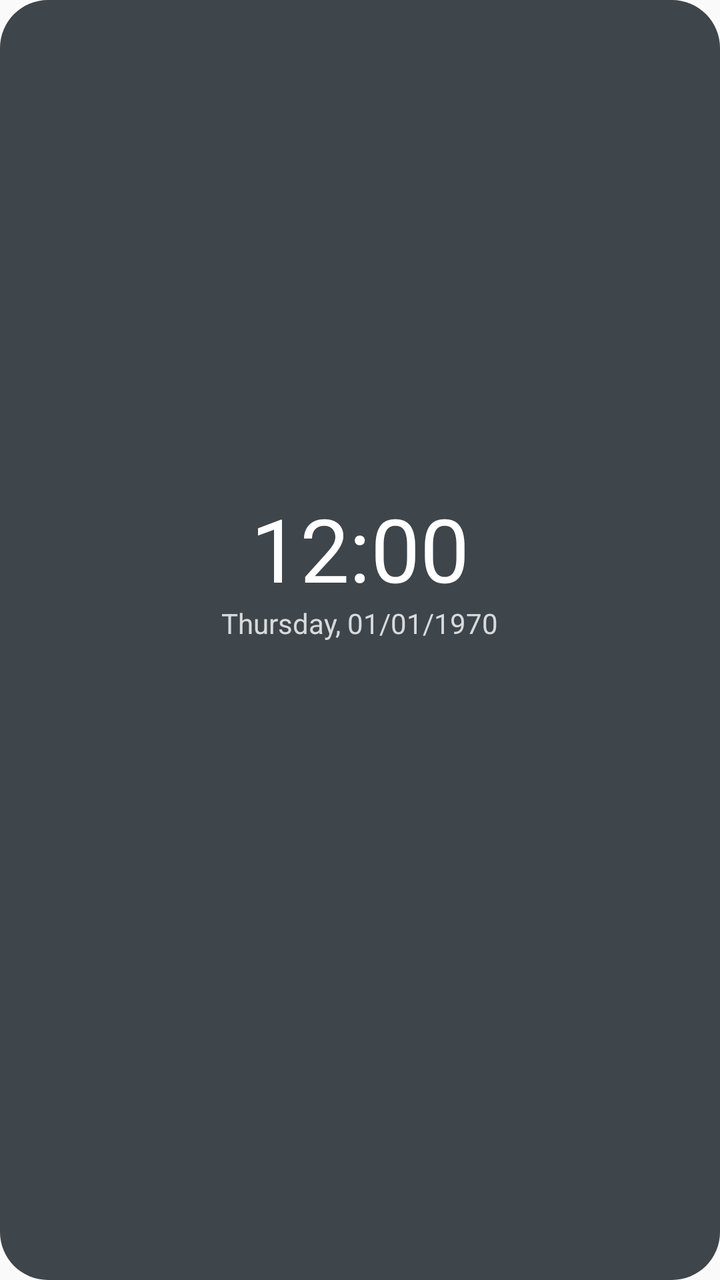
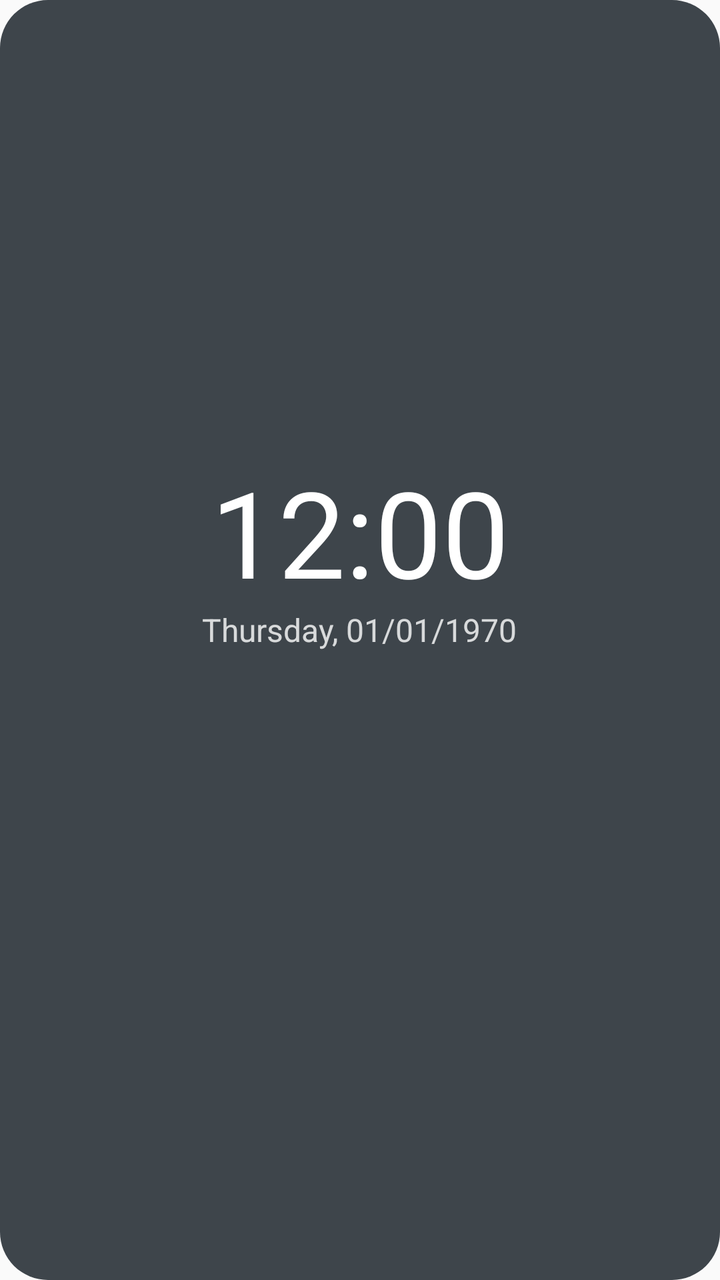

An Android layout rendered at two revisions. The XML below is the earlier revision; the diff shows what the commit changed to produce the second picture.
<!-- AndroidManifest.xml: application theme Theme.WidgetPremium -->
<!-- res/layout/widget_info.xml -->
<?xml version="1.0" encoding="utf-8"?>
<LinearLayout xmlns:android="http://schemas.android.com/apk/res/android"
    android:id="@+id/info_root"
    android:layout_width="match_parent"
    android:layout_height="match_parent"
    android:background="@drawable/widget_bg"
    android:gravity="center"
    android:orientation="vertical"
    android:padding="12dp">

    <TextClock
        android:id="@+id/info_time"
        android:layout_width="wrap_content"
        android:layout_height="wrap_content"
        android:format12Hour="h:mm"
        android:format24Hour="HH:mm"
        android:includeFontPadding="false"
        android:textColor="#FFFFFFFF"
        android:textSize="44sp" />

    <TextClock
        android:id="@+id/info_date"
        android:layout_width="wrap_content"
        android:layout_height="wrap_content"
        android:format12Hour="EEEE, dd/MM/yyyy"
        android:format24Hour="EEEE, dd/MM/yyyy"
        android:textColor="#CCFFFFFF"
        android:textSize="14sp" />

    <TextView
        android:id="@+id/info_lunar"
        android:layout_width="wrap_content"
        android:layout_height="wrap_content"
        android:layout_marginTop="2dp"
        android:textColor="#CCFFFFFF"
        android:textSize="14sp" />

    <TextView
        android:id="@+id/info_weather"
        android:layout_width="wrap_content"
        android:layout_height="wrap_content"
        android:layout_marginTop="2dp"
        android:ellipsize="end"
        android:maxLines="1"
        android:textColor="#CCFFFFFF"
        android:textSize="14sp" />

    <LinearLayout
        android:layout_width="match_parent"
        android:layout_height="wrap_content"
        android:layout_marginTop="10dp"
        android:orientation="horizontal">

        <TextView
            android:id="@+id/stat_battery"
            android:layout_width="0dp"
            android:layout_height="wrap_content"
            android:layout_weight="1"
            android:gravity="center"
            android:textColor="#FFFFFFFF"
            android:textSize="12sp" />

        <TextView
            android:id="@+id/stat_temp"
            android:layout_width="0dp"
            android:layout_height="wrap_content"
            android:layout_weight="1"
            android:gravity="center"
            android:textColor="#FFFFFFFF"
            android:textSize="12sp" />

        <TextView
            android:id="@+id/stat_ram"
            android:layout_width="0dp"
            android:layout_height="wrap_content"
            android:layout_weight="1"
            android:gravity="center"
            android:textColor="#FFFFFFFF"
            android:textSize="12sp" />

        <TextView
            android:id="@+id/stat_storage"
            android:layout_width="0dp"
            android:layout_height="wrap_content"
            android:layout_weight="1"
            android:gravity="center"
            android:textColor="#FFFFFFFF"
            android:textSize="12sp" />
    </LinearLayout>
</LinearLayout>
<!-- resources referenced by this layout -->
<resources>
  <!-- drawable widget_bg (drawable) -->
  <?xml version="1.0" encoding="utf-8"?>
  <shape xmlns:android="http://schemas.android.com/apk/res/android" android:shape="rectangle">
      <solid android:color="#CC101820" />
      <corners android:radius="24dp" />
  </shape>
  <style name="Theme.WidgetPremium" parent="android:Theme.Material.Light.NoActionBar" />
</resources>

<!-- the commit's change to res/layout/widget_info.xml (unified diff, before → after) -->
@@ -16,7 +16,7 @@
         android:format24Hour="HH:mm"
         android:includeFontPadding="false"
         android:textColor="#FFFFFFFF"
-        android:textSize="44sp" />
+        android:textSize="60sp" />
 
     <TextClock
         android:id="@+id/info_date"
@@ -25,7 +25,7 @@
         android:format12Hour="EEEE, dd/MM/yyyy"
         android:format24Hour="EEEE, dd/MM/yyyy"
         android:textColor="#CCFFFFFF"
-        android:textSize="14sp" />
+        android:textSize="16sp" />
 
     <TextView
         android:id="@+id/info_lunar"
@@ -33,7 +33,7 @@
         android:layout_height="wrap_content"
         android:layout_marginTop="2dp"
         android:textColor="#CCFFFFFF"
-        android:textSize="14sp" />
+        android:textSize="16sp" />
 
     <TextView
         android:id="@+id/info_weather"
@@ -43,12 +43,12 @@
         android:ellipsize="end"
         android:maxLines="1"
         android:textColor="#CCFFFFFF"
-        android:textSize="14sp" />
+        android:textSize="16sp" />
 
     <LinearLayout
         android:layout_width="match_parent"
         android:layout_height="wrap_content"
-        android:layout_marginTop="10dp"
+        android:layout_marginTop="14dp"
         android:orientation="horizontal">
 
         <TextView
@@ -58,7 +58,7 @@
             android:layout_weight="1"
             android:gravity="center"
             android:textColor="#FFFFFFFF"
-            android:textSize="12sp" />
+            android:textSize="14sp" />
 
         <TextView
             android:id="@+id/stat_temp"
@@ -67,7 +67,7 @@
             android:layout_weight="1"
             android:gravity="center"
             android:textColor="#FFFFFFFF"
-            android:textSize="12sp" />
+            android:textSize="14sp" />
 
         <TextView
             android:id="@+id/stat_ram"
@@ -76,7 +76,7 @@
             android:layout_weight="1"
             android:gravity="center"
             android:textColor="#FFFFFFFF"
-            android:textSize="12sp" />
+            android:textSize="14sp" />
 
         <TextView
             android:id="@+id/stat_storage"
@@ -85,6 +85,6 @@
             android:layout_weight="1"
             android:gravity="center"
             android:textColor="#FFFFFFFF"
-            android:textSize="12sp" />
+            android:textSize="14sp" />
     </LinearLayout>
 </LinearLayout>
